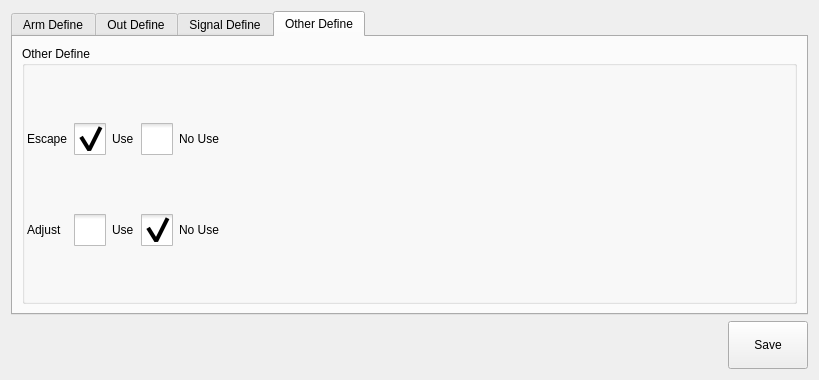
Above: hcsettings/icstructdefineframe_5.ui from dongdong-2009/3-5AxisRobot before the change. Below: the same form after it.
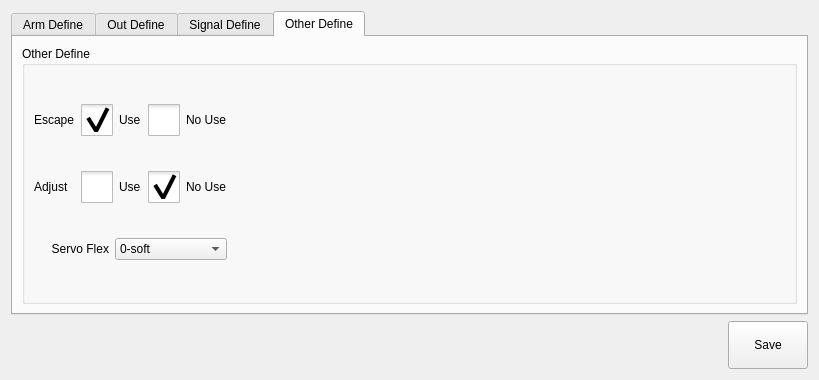
That is the form after the change. The open tabs and pages were chosen to show the change. Icons and pictures are not drawn. Custom widgets are drawn as their Qt base class.

```diff
--- a/hcsettings/icstructdefineframe_5.ui
+++ b/hcsettings/icstructdefineframe_5.ui
@@ -1862,66 +1862,6 @@
           <string>Other Define</string>
          </property>
          <layout class="QGridLayout" name="gridLayout_3">
-          <property name="leftMargin">
-           <number>2</number>
-          </property>
-          <property name="topMargin">
-           <number>4</number>
-          </property>
-          <property name="rightMargin">
-           <number>2</number>
-          </property>
-          <property name="bottomMargin">
-           <number>2</number>
-          </property>
-          <item row="0" column="2">
-           <widget class="QCheckBox" name="useCheckBox">
-            <property name="styleSheet">
-             <string notr="true">::indicator {
-     width: 32px;
-     height: 32px;
- }
-
-::indicator:unchecked 
-{
-     image: url(:/resource/check_unchecked.png);
- }
-::indicator:checked 
-{
-     image: url(:/resource/check_checked.png);
- }
-
-QRadioButton::indicator:checked:disabled
-{
- image: url(:/resource/check_checked_disable.png);
-}
-
-QRadioButton::indicator:unchecked:disabled
-{
- image: url(:/resource/check_unchecked_disable.png);
-}</string>
-            </property>
-            <property name="text">
-             <string>Use</string>
-            </property>
-            <property name="checked">
-             <bool>true</bool>
-            </property>
-           </widget>
-          </item>
-          <item row="0" column="4">
-           <spacer name="horizontalSpacer_7">
-            <property name="orientation">
-             <enum>Qt::Horizontal</enum>
-            </property>
-            <property name="sizeHint" stdset="0">
-             <size>
-              <width>40</width>
-              <height>20</height>
-             </size>
-            </property>
-           </spacer>
-          </item>
           <item row="0" column="0">
            <widget class="QLabel" name="label_18">
             <property name="text">
@@ -1929,6 +1869,41 @@
             </property>
            </widget>
           </item>
+          <item row="0" column="1" colspan="2">
+           <widget class="QCheckBox" name="useCheckBox">
+            <property name="styleSheet">
+             <string notr="true">::indicator {
+     width: 32px;
+     height: 32px;
+ }
+
+::indicator:unchecked 
+{
+     image: url(:/resource/check_unchecked.png);
+ }
+::indicator:checked 
+{
+     image: url(:/resource/check_checked.png);
+ }
+
+QRadioButton::indicator:checked:disabled
+{
+ image: url(:/resource/check_checked_disable.png);
+}
+
+QRadioButton::indicator:unchecked:disabled
+{
+ image: url(:/resource/check_unchecked_disable.png);
+}</string>
+            </property>
+            <property name="text">
+             <string>Use</string>
+            </property>
+            <property name="checked">
+             <bool>true</bool>
+            </property>
+           </widget>
+          </item>
           <item row="0" column="3">
            <widget class="QCheckBox" name="noUseCheckBox">
             <property name="styleSheet">
@@ -1968,7 +1943,7 @@
             </property>
            </widget>
           </item>
-          <item row="1" column="2">
+          <item row="1" column="1" colspan="2">
            <widget class="QCheckBox" name="adjUse">
             <property name="styleSheet">
              <string notr="true">::indicator {
@@ -2044,6 +2019,73 @@
             </attribute>
            </widget>
           </item>
+          <item row="2" column="0" colspan="2">
+           <widget class="QLabel" name="label_27">
+            <property name="text">
+             <string>Servo Flex</string>
+            </property>
+            <property name="alignment">
+             <set>Qt::AlignRight|Qt::AlignTrailing|Qt::AlignVCenter</set>
+            </property>
+           </widget>
+          </item>
+          <item row="1" column="4">
+           <spacer name="horizontalSpacer_7">
+            <property name="orientation">
+             <enum>Qt::Horizontal</enum>
+            </property>
+            <property name="sizeHint" stdset="0">
+             <size>
+              <width>40</width>
+              <height>20</height>
+             </size>
+            </property>
+           </spacer>
+          </item>
+          <item row="2" column="2" colspan="2">
+           <widget class="QComboBox" name="servoFlex">
+            <item>
+             <property name="text">
+              <string>0-soft</string>
+             </property>
+            </item>
+            <item>
+             <property name="text">
+              <string notr="true">1</string>
+             </property>
+            </item>
+            <item>
+             <property name="text">
+              <string notr="true">2</string>
+             </property>
+            </item>
+            <item>
+             <property name="text">
+              <string notr="true">3</string>
+             </property>
+            </item>
+            <item>
+             <property name="text">
+              <string notr="true">4</string>
+             </property>
+            </item>
+            <item>
+             <property name="text">
+              <string notr="true">5</string>
+             </property>
+            </item>
+            <item>
+             <property name="text">
+              <string notr="true">6</string>
+             </property>
+            </item>
+            <item>
+             <property name="text">
+              <string>7-hard</string>
+             </property>
+            </item>
+           </widget>
+          </item>
          </layout>
         </widget>
        </item>
```
Left out of the diff: 8 changed lines with no effect on the pictures.
